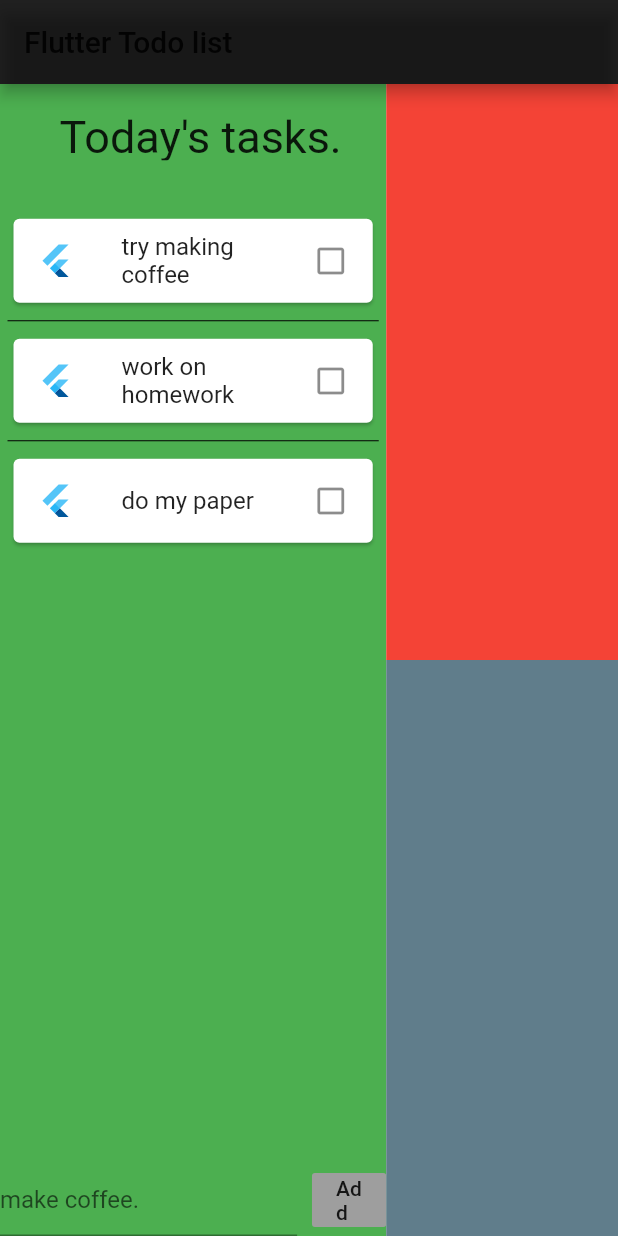
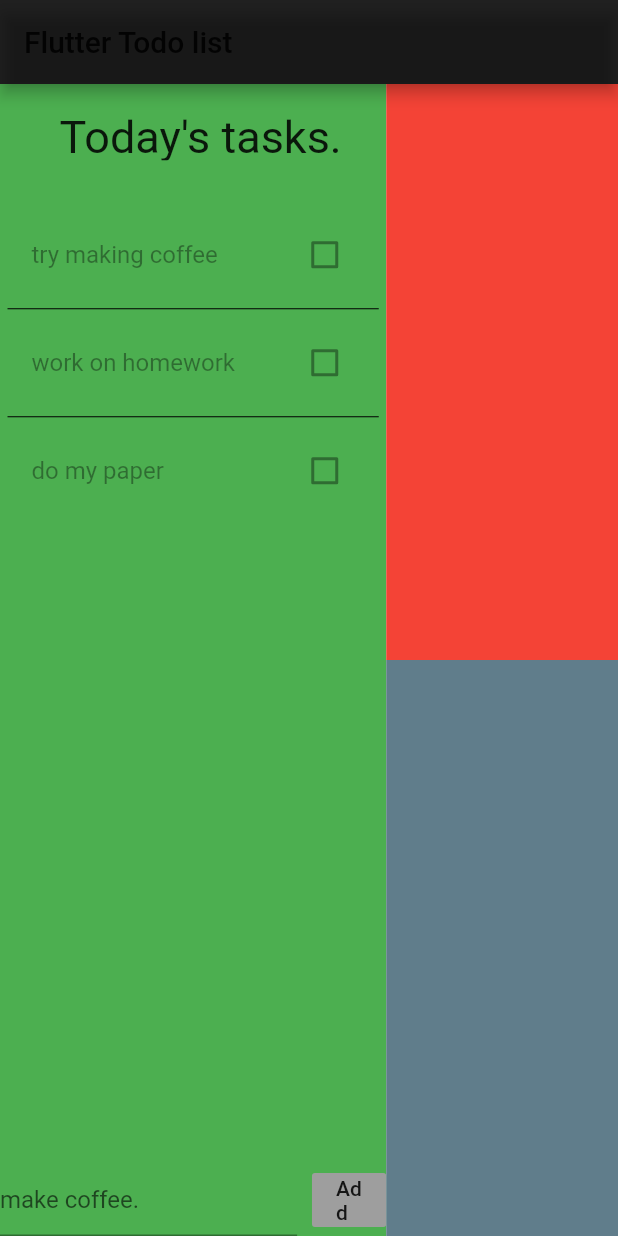
Before and after one commit to tabe0000/flutter_todo_list_for_web, a Flutter app: the screen it shows after launch, on a phone screen of 412 x 824 dp. Run offline on Flutter 3.47's test engine with Material 2 defaults, Android fonts, the phone set to English and light mode, and no system bars.

Commit message:
added checkbox

```diff
--- a/lib/main.dart
+++ b/lib/main.dart
@@ -62,13 +62,23 @@ class _TaskListAreaState extends State<TaskListArea> {
     "do my paper",
   ];
 
+  Map<String, bool> tasksValue = {};
+
+  @override
+  void initState() {
+    super.initState();
+    for (int i = 0; tasks.length > i; i++) {
+      tasksValue[tasks[i]] = false;
+      print(tasksValue[i]);
+    }
+  }
+
   @override
   Widget build(BuildContext context) {
     return Container(
         color: Colors.green,
-        child: Column(
-          mainAxisAlignment: MainAxisAlignment.start,
-          children: <Widget>[
+        child: Column(mainAxisAlignment: MainAxisAlignment.start, children: <
+            Widget>[
           Expanded(
             flex: 2,
             child: Padding(
@@ -89,16 +99,12 @@ class _TaskListAreaState extends State<TaskListArea> {
                       Divider(color: Colors.black),
                   padding: EdgeInsets.all(5.0),
                   itemCount: tasks.length,
-                  itemBuilder: (context, i) =>
-                    Card(
-                      child: ListTile(
-                        leading: FlutterLogo(),
+                  itemBuilder: (context, i) => CheckboxListTile(
+                        activeColor: Colors.redAccent,
                         title: Text(tasks[i]),
-                        trailing: Icon(Icons.check_box_outline_blank),
-                      )
-                    )
-              )
-          ),
+                        controlAffinity: ListTileControlAffinity.trailing,
+                        value: tasksValue[tasks[i]],
+                      ))),
           Expanded(
               flex: 2,
               child: Align(
```
